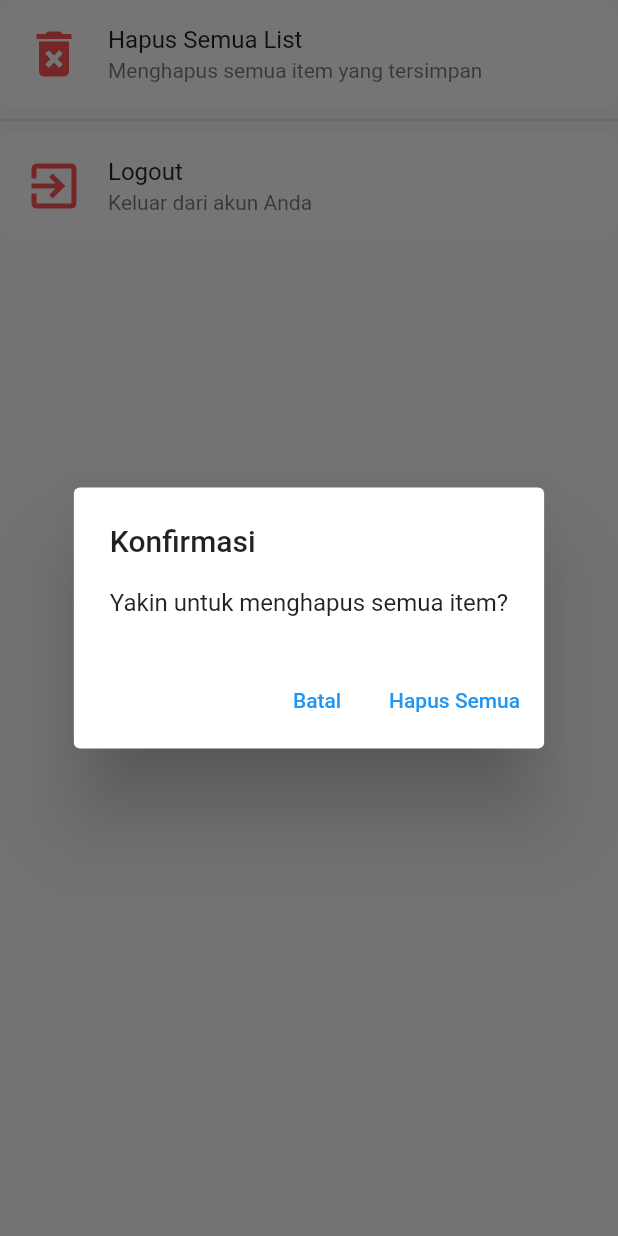
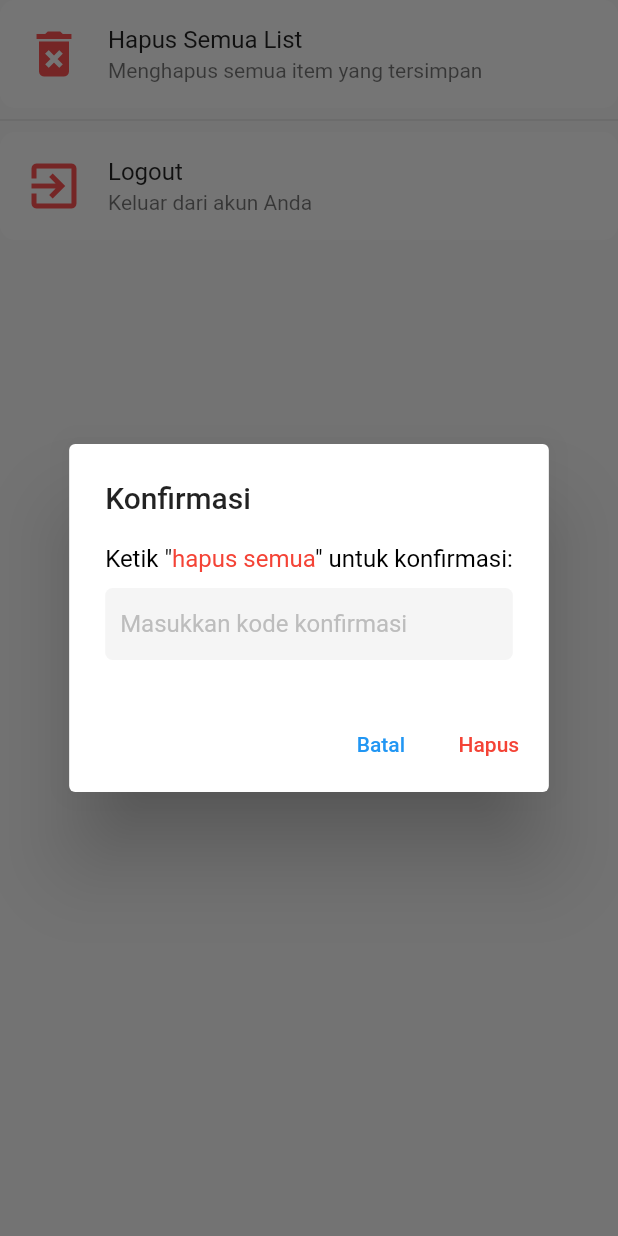
Before and after one commit to arvandha121/WeddingCheck, a Flutter app: the Settings screen opened directly, after a tap on "Hapus Semua List", on a phone screen of 412 x 824 dp. Run offline on Flutter 3.47's test engine with Material 2 defaults, Android fonts, the phone set to English and light mode, and no system bars; our stand-ins replace get, qr_flutter, shared_preferences, sqflite; missing offline and left inert: qr_code_scanner; accounts and stored records are empty.

Commit message:
menambah validator hapus semua list

```diff
--- a/lib/views/other/menu/screens/settings/settings.dart
+++ b/lib/views/other/menu/screens/settings/settings.dart
@@ -53,6 +53,95 @@ class _SettingsState extends State<Settings> {
     );
   }
 
+  void _showDeleteConfirmationDialog(BuildContext context) {
+    TextEditingController _textEditingController = TextEditingController();
+    showDialog(
+      context: context,
+      builder: (BuildContext context) {
+        return StatefulBuilder(
+          builder: (context, setState) {
+            return AlertDialog(
+              title: const Text('Konfirmasi'),
+              content: Column(
+                mainAxisSize: MainAxisSize.min,
+                crossAxisAlignment: CrossAxisAlignment.start,
+                children: [
+                  RichText(
+                    text: TextSpan(
+                      text: 'Ketik "',
+                      style: TextStyle(color: Colors.black, fontSize: 16),
+                      children: [
+                        TextSpan(
+                          text: 'hapus semua',
+                          style: TextStyle(color: Colors.red),
+                        ),
+                        TextSpan(
+                          text: '" untuk konfirmasi:',
+                          style: TextStyle(color: Colors.black),
+                        ),
+                      ],
+                    ),
+                  ),
+                  const SizedBox(height: 10),
+                  TextField(
+                    controller: _textEditingController,
+                    decoration: InputDecoration(
+                      hintText: 'Masukkan kode konfirmasi',
+                      hintStyle: TextStyle(color: Colors.grey[400]),
+                      border: OutlineInputBorder(
+                        borderRadius: BorderRadius.circular(5),
+                        borderSide: BorderSide.none,
+                      ),
+                      filled: true,
+                      fillColor: Colors.grey[100],
+                      contentPadding: EdgeInsets.all(10),
+                    ),
+                  ),
+                ],
+              ),
+              actions: <Widget>[
+                TextButton(
+                  onPressed: () => Navigator.of(context).pop(),
+                  child: const Text('Batal'),
+                ),
+                TextButton(
+                  onPressed: () {
+                    if (_textEditingController.text.toLowerCase() ==
+                        'hapus semua') {
+                      Navigator.of(context).pop();
+                      DatabaseHelper().clearAllListItems();
+                    } else {
+                      showDialog(
+                        context: context,
+                        builder: (BuildContext context) {
+                          return AlertDialog(
+                            title: const Text('Konfirmasi Gagal'),
+                            content: const Text(
+                                'Anda harus mengetik "hapus semua" untuk menghapus semua item.'),
+                            actions: <Widget>[
+                              TextButton(
+                                onPressed: () => Navigator.of(context).pop(),
+                                child: const Text('Tutup'),
+                              ),
+                            ],
+                          );
+                        },
+                      );
+                    }
+                  },
+                  child: const Text(
+                    'Hapus',
+                    style: TextStyle(color: Colors.red),
+                  ),
+                ),
+              ],
+            );
+          },
+        );
+      },
+    );
+  }
+
   @override
   Widget build(BuildContext context) {
     return Scaffold(
@@ -64,32 +153,14 @@ class _SettingsState extends State<Settings> {
               color: Colors.redAccent,
               size: 40,
             ),
-            title: Text('Hapus Semua List'),
-            subtitle: Text('Menghapus semua item yang tersimpan'),
-            onTap: () {
-              showDialog(
-                context: context,
-                builder: (BuildContext context) {
-                  return AlertDialog(
-                    title: const Text('Konfirmasi'),
-                    content: const Text('Yakin untuk menghapus semua item?'),
-                    actions: <Widget>[
-                      TextButton(
-                        onPressed: () => Navigator.of(context).pop(),
-                        child: const Text('Batal'),
-                      ),
-                      TextButton(
-                        onPressed: () async {
-                          Navigator.of(context).pop();
-                          await DatabaseHelper().clearAllListItems();
-                        },
-                        child: const Text('Hapus Semua'),
-                      ),
-                    ],
-                  );
-                },
-              );
-            },
+            title: Text(
+              'Hapus Semua List',
+            ),
+            subtitle: Text(
+              'Menghapus semua item yang tersimpan',
+              selectionColor: Colors.grey[600],
+            ),
+            onTap: () => _showDeleteConfirmationDialog(context),
             tileColor: Colors.white,
             shape: RoundedRectangleBorder(
               borderRadius: BorderRadius.circular(10),
```
